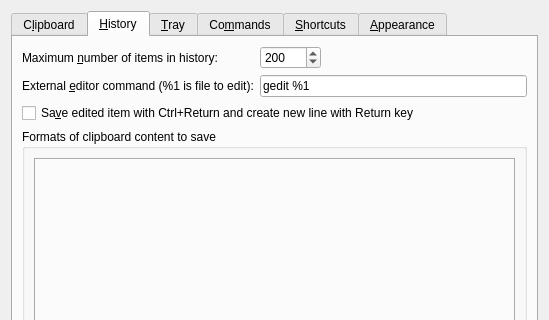
Qt form src/ui/configurationmanager.ui (hluk/CopyQ) before a commit; both pictures show x 0 to 549 and y 0 to 320 of the 549 by 493 pixel window.
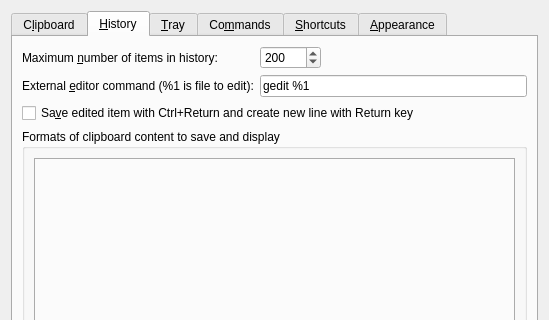
The same form after that commit. The open tabs and pages were chosen to show the change. Icons and pictures are not drawn. Custom widgets are drawn as their Qt base class.

Diff of the .ui file:
```diff
--- a/src/ui/configurationmanager.ui
+++ b/src/ui/configurationmanager.ui
@@ -321,7 +321,7 @@
          <item row="2" column="0">
           <widget class="QGroupBox" name="groupBox_2">
            <property name="title">
-            <string>Formats of clipboard content to save</string>
+            <string>Formats of clipboard content to save and display</string>
            </property>
            <layout class="QVBoxLayout" name="verticalLayout_2">
             <item>
```
Left out of the diff: 6 changed lines with no effect on the pictures.
